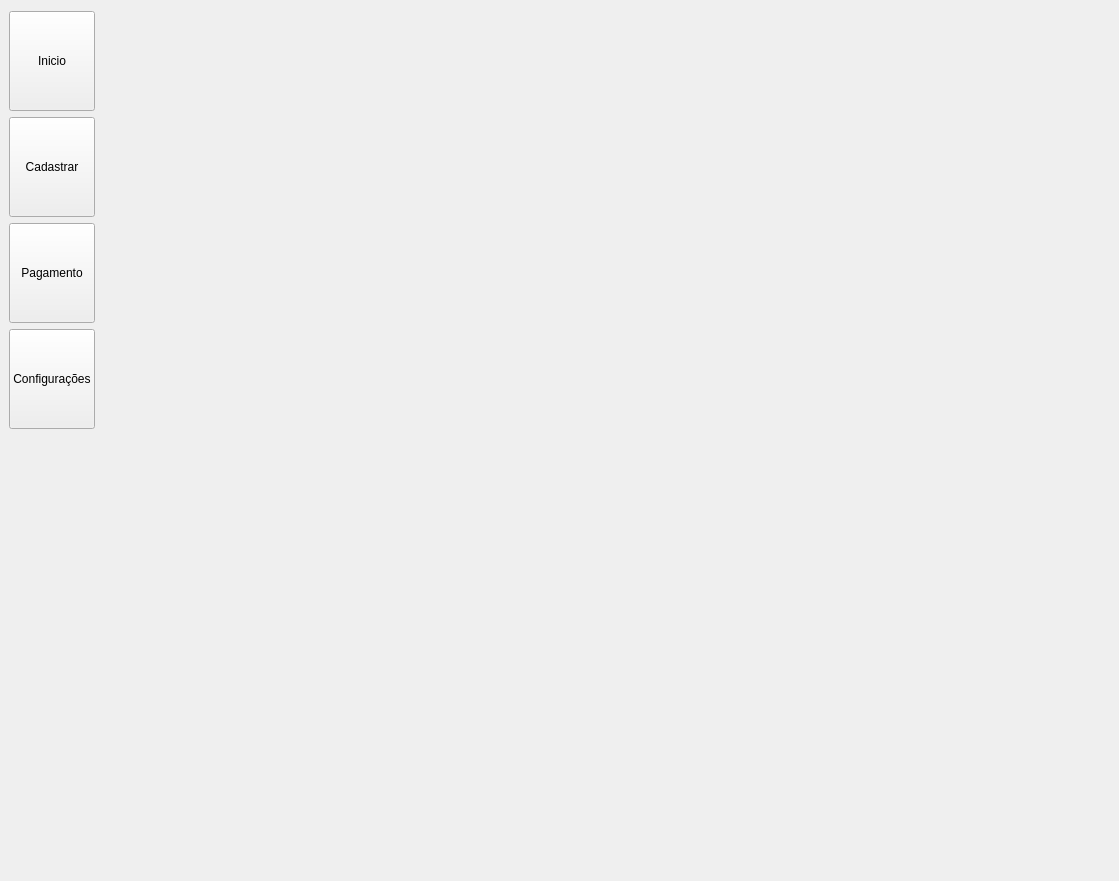
Qt form interface/principal.ui (Josemarcio15/sistema_academia) before a commit.
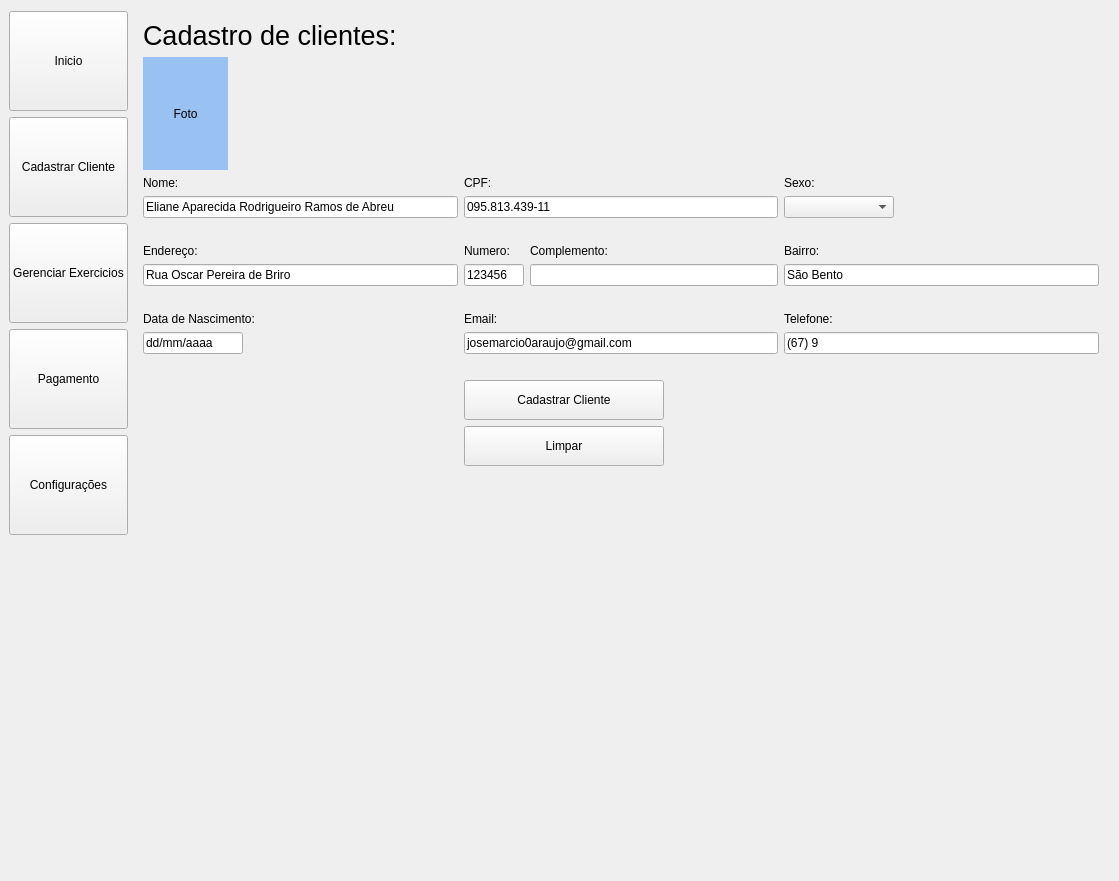
The same form after that commit.

What changed in the file:
```diff
--- a/interface/principal.ui
+++ b/interface/principal.ui
@@ -26,7 +26,393 @@
    <property name="leftMargin">
     <number>9</number>
    </property>
-   <item row="3" column="0">
+   <item row="0" column="1" rowspan="6">
+    <widget class="QStackedWidget" name="stackedWidget">
+     <property name="currentIndex">
+      <number>1</number>
+     </property>
+     <widget class="QWidget" name="page">
+      <widget class="QPushButton" name="pushButton">
+       <property name="geometry">
+        <rect>
+         <x>100</x>
+         <y>40</y>
+         <width>89</width>
+         <height>25</height>
+        </rect>
+       </property>
+       <property name="text">
+        <string>inicio</string>
+       </property>
+      </widget>
+     </widget>
+     <widget class="QWidget" name="page_2">
+      <layout class="QGridLayout" name="gridLayout_3">
+       <item row="7" column="0">
+        <spacer name="verticalSpacer_4">
+         <property name="orientation">
+          <enum>Qt::Vertical</enum>
+         </property>
+         <property name="sizeType">
+          <enum>QSizePolicy::Preferred</enum>
+         </property>
+         <property name="sizeHint" stdset="0">
+          <size>
+           <width>20</width>
+           <height>20</height>
+          </size>
+         </property>
+        </spacer>
+       </item>
+       <item row="6" column="0">
+        <widget class="QLineEdit" name="lineEdit_2">
+         <property name="text">
+          <string>Rua Oscar Pereira de Briro</string>
+         </property>
+        </widget>
+       </item>
+       <item row="9" column="0">
+        <layout class="QGridLayout" name="gridLayout_7">
+         <item row="0" column="0">
+          <widget class="QLineEdit" name="lineEdit_7">
+           <property name="maximumSize">
+            <size>
+             <width>100</width>
+             <height>16777215</height>
+            </size>
+           </property>
+           <property name="text">
+            <string>dd/mm/aaaa</string>
+           </property>
+          </widget>
+         </item>
+         <item row="0" column="1">
+          <spacer name="horizontalSpacer_2">
+           <property name="orientation">
+            <enum>Qt::Horizontal</enum>
+           </property>
+           <property name="sizeHint" stdset="0">
+            <size>
+             <width>40</width>
+             <height>20</height>
+            </size>
+           </property>
+          </spacer>
+         </item>
+        </layout>
+       </item>
+       <item row="4" column="0">
+        <spacer name="verticalSpacer_3">
+         <property name="orientation">
+          <enum>Qt::Vertical</enum>
+         </property>
+         <property name="sizeType">
+          <enum>QSizePolicy::Preferred</enum>
+         </property>
+         <property name="sizeHint" stdset="0">
+          <size>
+           <width>20</width>
+           <height>20</height>
+          </size>
+         </property>
+        </spacer>
+       </item>
+       <item row="3" column="1">
+        <widget class="QLineEdit" name="lineEdit_3">
+         <property name="text">
+          <string>095.813.439-11</string>
+         </property>
+        </widget>
+       </item>
+       <item row="8" column="1">
+        <widget class="QLabel" name="label_11">
+         <property name="text">
+          <string>Email:</string>
+         </property>
+        </widget>
+       </item>
+       <item row="1" column="0">
+        <widget class="QLabel" name="label_2">
+         <property name="minimumSize">
+          <size>
+           <width>85</width>
+           <height>113</height>
+          </size>
+         </property>
+         <property name="maximumSize">
+          <size>
+           <width>85</width>
+           <height>113</height>
+          </size>
+         </property>
+         <property name="styleSheet">
+          <string notr="true">background-color: rgb(153, 193, 241);</string>
+         </property>
+         <property name="text">
+          <string>Foto</string>
+         </property>
+         <property name="textFormat">
+          <enum>Qt::AutoText</enum>
+         </property>
+         <property name="alignment">
+          <set>Qt::AlignCenter</set>
+         </property>
+        </widget>
+       </item>
+       <item row="6" column="2">
+        <widget class="QLineEdit" name="lineEdit_5">
+         <property name="text">
+          <string>São Bento</string>
+         </property>
+        </widget>
+       </item>
+       <item row="8" column="2">
+        <widget class="QLabel" name="label_12">
+         <property name="text">
+          <string>Telefone:</string>
+         </property>
+        </widget>
+       </item>
+       <item row="14" column="0">
+        <spacer name="verticalSpacer_2">
+         <property name="orientation">
+          <enum>Qt::Vertical</enum>
+         </property>
+         <property name="sizeHint" stdset="0">
+          <size>
+           <width>20</width>
+           <height>40</height>
+          </size>
+         </property>
+        </spacer>
+       </item>
+       <item row="3" column="2">
+        <widget class="QComboBox" name="comboBox">
+         <property name="maximumSize">
+          <size>
+           <width>110</width>
+           <height>16777215</height>
+          </size>
+         </property>
+         <item>
+          <property name="text">
+           <string/>
+          </property>
+         </item>
+         <item>
+          <property name="text">
+           <string>Masculino</string>
+          </property>
+         </item>
+         <item>
+          <property name="text">
+           <string>Feminino</string>
+          </property>
+         </item>
+         <item>
+          <property name="text">
+           <string>Outro</string>
+          </property>
+         </item>
+        </widget>
+       </item>
+       <item row="11" column="1">
+        <spacer name="verticalSpacer_5">
+         <property name="orientation">
+          <enum>Qt::Vertical</enum>
+         </property>
+         <property name="sizeType">
+          <enum>QSizePolicy::Preferred</enum>
+         </property>
+         <property name="sizeHint" stdset="0">
+          <size>
+           <width>20</width>
+           <height>20</height>
+          </size>
+         </property>
+        </spacer>
+       </item>
+       <item row="9" column="2">
+        <widget class="QLineEdit" name="lineEdit_9">
+         <property name="text">
+          <string>(67) 9 </string>
+         </property>
+        </widget>
+       </item>
+       <item row="2" column="1">
+        <widget class="QLabel" name="label_7">
+         <property name="text">
+          <string>CPF:</string>
+         </property>
+        </widget>
+       </item>
+       <item row="5" column="0">
+        <widget class="QLabel" name="label_4">
+         <property name="text">
+          <string>Endereço:</string>
+         </property>
+        </widget>
+       </item>
+       <item row="9" column="1">
+        <widget class="QLineEdit" name="lineEdit_8">
+         <property name="text">
+          <string>josemarcio0araujo@gmail.com</string>
+         </property>
+        </widget>
+       </item>
+       <item row="0" column="1">
+        <spacer name="horizontalSpacer">
+         <property name="orientation">
+          <enum>Qt::Horizontal</enum>
+         </property>
+         <property name="sizeHint" stdset="0">
+          <size>
+           <width>40</width>
+           <height>20</height>
+          </size>
+         </property>
+        </spacer>
+       </item>
+       <item row="6" column="1">
+        <layout class="QGridLayout" name="gridLayout">
+         <item row="0" column="0">
+          <widget class="QLineEdit" name="lineEdit_4">
+           <property name="maximumSize">
+            <size>
+             <width>60</width>
+             <height>16777215</height>
+            </size>
+           </property>
+           <property name="text">
+            <string>123456</string>
+           </property>
+          </widget>
+         </item>
+         <item row="0" column="1">
+          <widget class="QLineEdit" name="lineEdit_6"/>
+         </item>
+        </layout>
+       </item>
+       <item row="0" column="0">
+        <widget class="QLabel" name="label">
+         <property name="font">
+          <font>
+           <pointsize>20</pointsize>
+          </font>
+         </property>
+         <property name="text">
+          <string>Cadastro de clientes:</string>
+         </property>
+        </widget>
+       </item>
+       <item row="2" column="2">
+        <widget class="QLabel" name="label_8">
+         <property name="text">
+          <string>Sexo:</string>
+         </property>
+        </widget>
+       </item>
+       <item row="5" column="1">
+        <layout class="QGridLayout" name="gridLayout_5">
+         <item row="0" column="0">
+          <widget class="QLabel" name="label_6">
+           <property name="maximumSize">
+            <size>
+             <width>60</width>
+             <height>16777215</height>
+            </size>
+           </property>
+           <property name="text">
+            <string>Numero:</string>
+           </property>
+          </widget>
+         </item>
+         <item row="0" column="1">
+          <widget class="QLabel" name="label_9">
+           <property name="text">
+            <string>Complemento:</string>
+           </property>
+          </widget>
+         </item>
+        </layout>
+       </item>
+       <item row="5" column="2">
+        <widget class="QLabel" name="label_5">
+         <property name="text">
+          <string>Bairro:</string>
+         </property>
+        </widget>
+       </item>
+       <item row="3" column="0">
+        <widget class="QLineEdit" name="lineEdit">
+         <property name="text">
+          <string>Eliane Aparecida Rodrigueiro Ramos de Abreu</string>
+         </property>
+        </widget>
+       </item>
+       <item row="12" column="1">
+        <widget class="QPushButton" name="pushButton_2">
+         <property name="sizePolicy">
+          <sizepolicy hsizetype="Minimum" vsizetype="Minimum">
+           <horstretch>0</horstretch>
+           <verstretch>0</verstretch>
+          </sizepolicy>
+         </property>
+         <property name="minimumSize">
+          <size>
+           <width>0</width>
+           <height>40</height>
+          </size>
+         </property>
+         <property name="maximumSize">
+          <size>
+           <width>200</width>
+           <height>40</height>
+          </size>
+         </property>
+         <property name="text">
+          <string>Cadastrar Cliente</string>
+         </property>
+        </widget>
+       </item>
+       <item row="2" column="0">
+        <widget class="QLabel" name="label_3">
+         <property name="text">
+          <string>Nome:</string>
+         </property>
+        </widget>
+       </item>
+       <item row="8" column="0">
+        <widget class="QLabel" name="label_10">
+         <property name="text">
+          <string>Data de Nascimento:</string>
+         </property>
+        </widget>
+       </item>
+       <item row="13" column="1">
+        <widget class="QPushButton" name="pushButton_3">
+         <property name="minimumSize">
+          <size>
+           <width>0</width>
+           <height>40</height>
+          </size>
+         </property>
+         <property name="maximumSize">
+          <size>
+           <width>200</width>
+           <height>16777215</height>
+          </size>
+         </property>
+         <property name="text">
+          <string>Limpar</string>
+         </property>
+        </widget>
+       </item>
+      </layout>
+     </widget>
+    </widget>
+   </item>
+   <item row="4" column="0">
     <widget class="QPushButton" name="button_bar_configuracoes">
      <property name="sizePolicy">
       <sizepolicy hsizetype="Preferred" vsizetype="Expanding">
@@ -88,88 +474,7 @@
      </property>
     </widget>
    </item>
-   <item row="1" column="0">
-    <widget class="QPushButton" name="button_bar_cadastrar">
-     <property name="sizePolicy">
-      <sizepolicy hsizetype="Preferred" vsizetype="Expanding">
-       <horstretch>0</horstretch>
-       <verstretch>0</verstretch>
-      </sizepolicy>
-     </property>
-     <property name="minimumSize">
-      <size>
-       <width>0</width>
-       <height>0</height>
-      </size>
-     </property>
-     <property name="maximumSize">
-      <size>
-       <width>500</width>
-       <height>100</height>
-      </size>
-     </property>
-     <property name="sizeIncrement">
-      <size>
-       <width>0</width>
-       <height>0</height>
-      </size>
-     </property>
-     <property name="text">
-      <string>Cadastrar</string>
-     </property>
-    </widget>
-   </item>
-   <item row="0" column="1">
-    <spacer name="horizontalSpacer">
-     <property name="sizeIncrement">
-      <size>
-       <width>0</width>
-       <height>0</height>
-      </size>
-     </property>
-     <property name="orientation">
-      <enum>Qt::Horizontal</enum>
-     </property>
-     <property name="sizeHint" stdset="0">
-      <size>
-       <width>40</width>
-       <height>20</height>
-      </size>
-     </property>
-    </spacer>
-   </item>
-   <item row="2" column="0">
-    <widget class="QPushButton" name="button_bar_cobranca">
-     <property name="sizePolicy">
-      <sizepolicy hsizetype="Preferred" vsizetype="Expanding">
-       <horstretch>0</horstretch>
-       <verstretch>0</verstretch>
-      </sizepolicy>
-     </property>
-     <property name="minimumSize">
-      <size>
-       <width>0</width>
-       <height>0</height>
-      </size>
-     </property>
-     <property name="maximumSize">
-      <size>
-       <width>500</width>
-       <height>100</height>
-      </size>
-     </property>
-     <property name="sizeIncrement">
-      <size>
-       <width>0</width>
-       <height>0</height>
-      </size>
-     </property>
-     <property name="text">
-      <string>Pagamento</string>
-     </property>
-    </widget>
-   </item>
-   <item row="4" column="0">
+   <item row="5" column="0">
     <spacer name="verticalSpacer">
      <property name="orientation">
       <enum>Qt::Vertical</enum>
@@ -182,6 +487,93 @@
      </property>
     </spacer>
    </item>
+   <item row="1" column="0">
+    <widget class="QPushButton" name="button_bar_cadastrar">
+     <property name="sizePolicy">
+      <sizepolicy hsizetype="Preferred" vsizetype="Expanding">
+       <horstretch>0</horstretch>
+       <verstretch>0</verstretch>
+      </sizepolicy>
+     </property>
+     <property name="minimumSize">
+      <size>
+       <width>0</width>
+       <height>0</height>
+      </size>
+     </property>
+     <property name="maximumSize">
+      <size>
+       <width>500</width>
+       <height>100</height>
+      </size>
+     </property>
+     <property name="sizeIncrement">
+      <size>
+       <width>0</width>
+       <height>0</height>
+      </size>
+     </property>
+     <property name="text">
+      <string>Cadastrar Cliente</string>
+     </property>
+    </widget>
+   </item>
+   <item row="3" column="0">
+    <widget class="QPushButton" name="button_bar_cobranca">
+     <property name="sizePolicy">
+      <sizepolicy hsizetype="Preferred" vsizetype="Expanding">
+       <horstretch>0</horstretch>
+       <verstretch>0</verstretch>
+      </sizepolicy>
+     </property>
+     <property name="minimumSize">
+      <size>
+       <width>0</width>
+       <height>0</height>
+      </size>
+     </property>
+     <property name="maximumSize">
+      <size>
+       <width>500</width>
+       <height>100</height>
+      </size>
+     </property>
+     <property name="sizeIncrement">
+      <size>
+       <width>0</width>
+       <height>0</height>
+      </size>
+     </property>
+     <property name="text">
+      <string>Pagamento</string>
+     </property>
+    </widget>
+   </item>
+   <item row="2" column="0">
+    <widget class="QPushButton" name="pushButton_4">
+     <property name="sizePolicy">
+      <sizepolicy hsizetype="Preferred" vsizetype="Expanding">
+       <horstretch>0</horstretch>
+       <verstretch>0</verstretch>
+      </sizepolicy>
+     </property>
+     <property name="maximumSize">
+      <size>
+       <width>500</width>
+       <height>100</height>
+      </size>
+     </property>
+     <property name="sizeIncrement">
+      <size>
+       <width>500</width>
+       <height>100</height>
+      </size>
+     </property>
+     <property name="text">
+      <string>Gerenciar Exercicios</string>
+     </property>
+    </widget>
+   </item>
   </layout>
  </widget>
  <resources/>
```
